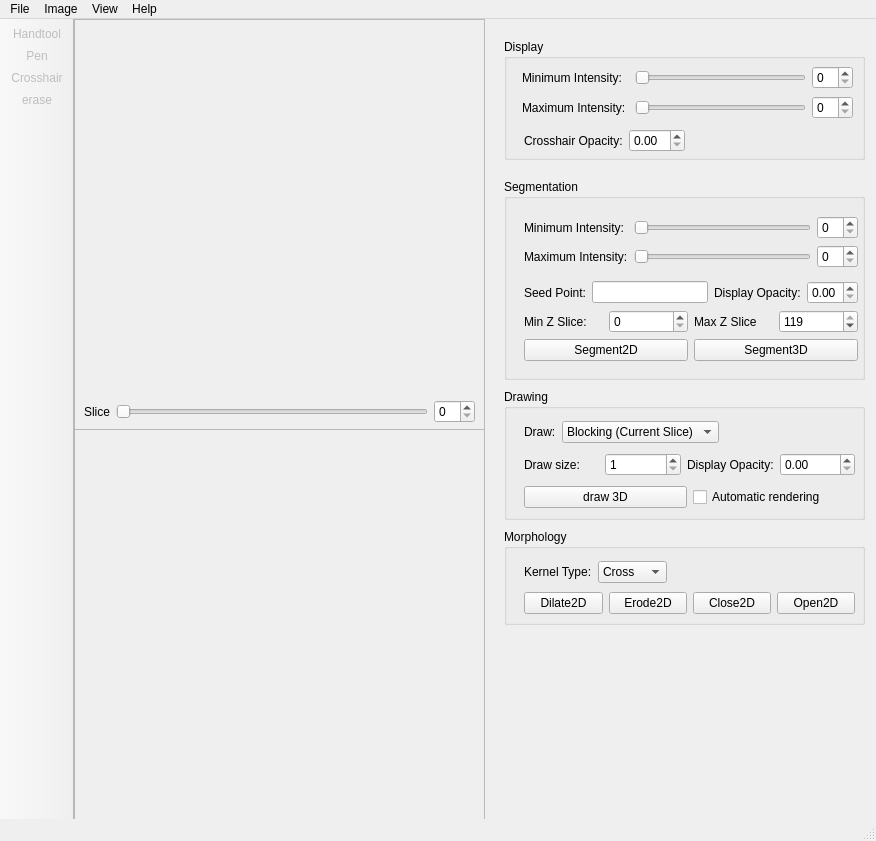
The window that src/mainwindow.ui (delcypher/simi-qt) describes before a commit, drawn with Qt 5.
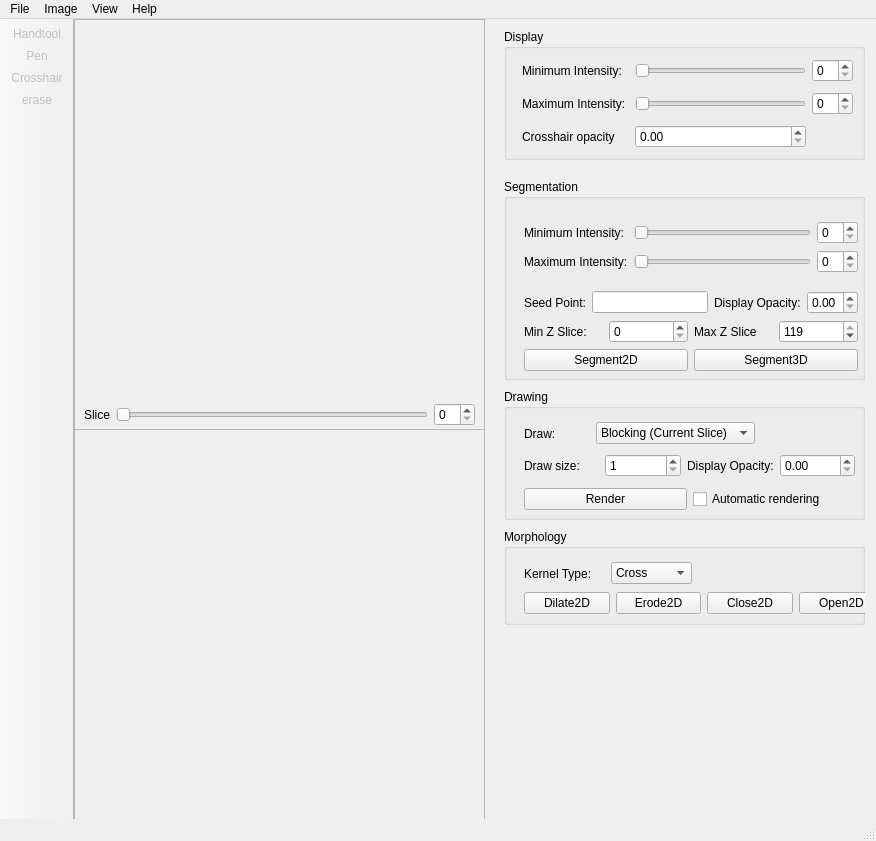
The same window after the commit. Icons and pictures are not drawn. Custom widgets are drawn as their Qt base class.

Commit message: Fixed some issues and bugs: in viewmanager.h panning was renamed to enablePanning in order to allow compilation; crosshair opacity label is now displayed correctly; changed "draw 3D" button to Render.

What changed in the file:
```diff
--- a/src/mainwindow.ui
+++ b/src/mainwindow.ui
@@ -18,9 +18,9 @@
     <property name="geometry">
      <rect>
       <x>430</x>
-      <y>20</y>
+      <y>10</y>
       <width>361</width>
-      <height>121</height>
+      <height>131</height>
      </rect>
     </property>
     <property name="title">
@@ -32,7 +32,7 @@
        <x>18</x>
        <y>26</y>
        <width>331</width>
-       <height>56</height>
+       <height>99</height>
       </rect>
      </property>
      <layout class="QGridLayout" name="contrastLayout">
@@ -70,22 +70,7 @@
       <item row="1" column="2">
        <widget class="QSpinBox" name="maxIntensitySpinBox"/>
       </item>
-     </layout>
-    </widget>
-    <widget class="QWidget" name="layoutWidget">
-     <property name="geometry">
-      <rect>
-       <x>20</x>
-       <y>90</y>
-       <width>161</width>
-       <height>31</height>
-      </rect>
-     </property>
-     <layout class="QFormLayout" name="drawingLayout3">
-      <property name="fieldGrowthPolicy">
-       <enum>QFormLayout::AllNonFixedFieldsGrow</enum>
-      </property>
-      <item row="0" column="1">
+      <item row="2" column="1">
        <widget class="QDoubleSpinBox" name="crosshairAlphadoubleSpinBox">
         <property name="maximum">
          <double>1.000000000000000</double>
@@ -95,10 +80,10 @@
         </property>
        </widget>
       </item>
-      <item row="0" column="0">
-       <widget class="QLabel" name="label_5">
+      <item row="2" column="0">
+       <widget class="QLabel" name="minIntensityLabel_3">
         <property name="text">
-         <string>Crosshair Opacity:</string>
+         <string>Crosshair opacity</string>
         </property>
        </widget>
       </item>
@@ -117,13 +102,13 @@
     <property name="title">
      <string>Segmentation</string>
     </property>
-    <widget class="QWidget" name="">
+    <widget class="QWidget" name="layoutWidget">
      <property name="geometry">
       <rect>
        <x>20</x>
        <y>30</y>
        <width>334</width>
-       <height>159</height>
+       <height>175</height>
       </rect>
      </property>
      <layout class="QGridLayout" name="gridLayout_3">
@@ -277,8 +262,8 @@
       <rect>
        <x>20</x>
        <y>30</y>
-       <width>195</width>
-       <height>26</height>
+       <width>231</width>
+       <height>29</height>
       </rect>
      </property>
      <layout class="QHBoxLayout" name="drawingLayout1">
@@ -310,13 +295,13 @@
       </item>
      </layout>
     </widget>
-    <widget class="QWidget" name="">
+    <widget class="QWidget" name="layoutWidget">
      <property name="geometry">
       <rect>
        <x>20</x>
        <y>60</y>
        <width>331</width>
-       <height>63</height>
+       <height>66</height>
       </rect>
      </property>
      <layout class="QVBoxLayout" name="verticalLayout">
@@ -366,7 +351,7 @@
         <item>
          <widget class="QPushButton" name="do3Drender">
           <property name="text">
-           <string>draw 3D</string>
+           <string>Render</string>
           </property>
          </widget>
         </item>
@@ -399,7 +384,7 @@
       <rect>
        <x>20</x>
        <y>60</y>
-       <width>331</width>
+       <width>360</width>
        <height>29</height>
       </rect>
      </property>
@@ -439,8 +424,8 @@
       <rect>
        <x>20</x>
        <y>30</y>
-       <width>143</width>
-       <height>26</height>
+       <width>168</width>
+       <height>29</height>
       </rect>
      </property>
      <layout class="QHBoxLayout" name="morphologyLayout2">
@@ -528,7 +513,7 @@
           <x>10</x>
           <y>380</y>
           <width>391</width>
-          <height>26</height>
+          <height>31</height>
          </rect>
         </property>
         <layout class="QHBoxLayout" name="qvtkWidgetLayout3">
```
Left out of the diff: 2 changed lines with no effect on the pictures. The commit also changes 1 other file.
